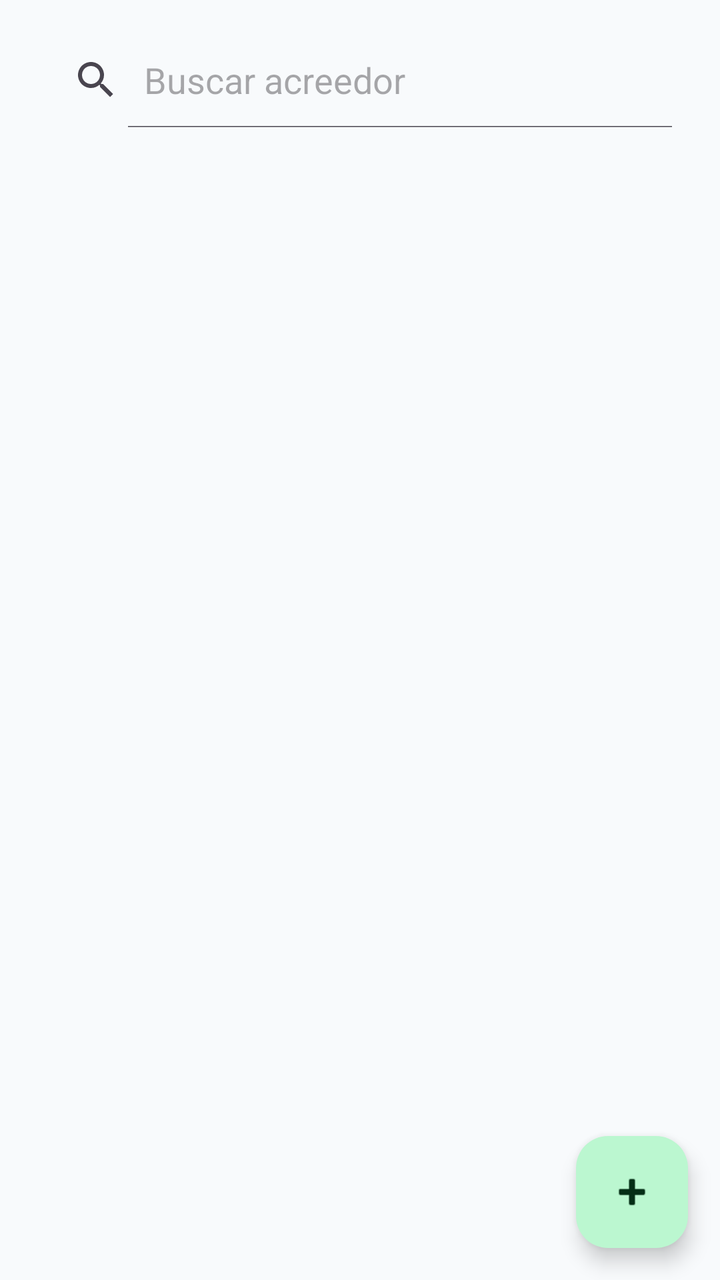
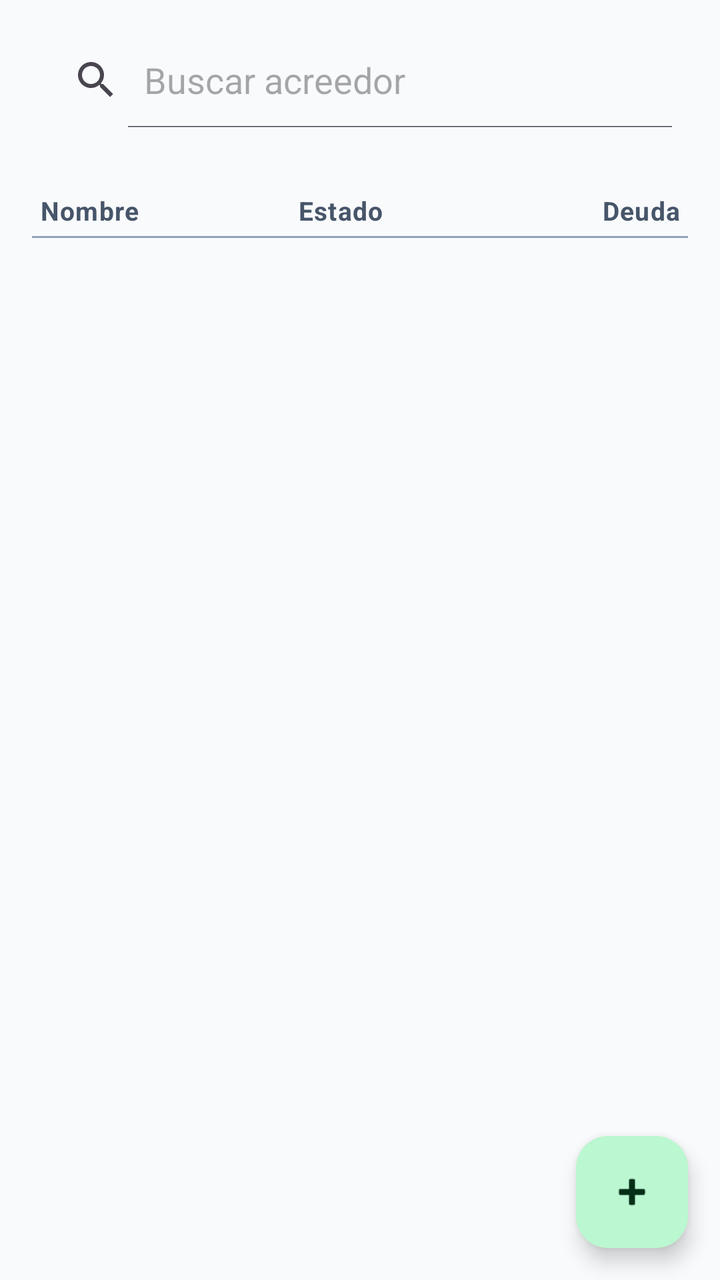

Compare the two renders of this Android layout. The source of the first and the diff that turns it into the second are given below.
<!-- AndroidManifest.xml: application theme Theme.Entradas -->
<!-- res/layout/tab_config_acreedores.xml -->
<?xml version="1.0" encoding="utf-8"?>
<androidx.coordinatorlayout.widget.CoordinatorLayout xmlns:android="http://schemas.android.com/apk/res/android"
    xmlns:app="http://schemas.android.com/apk/res-auto"
    android:layout_width="match_parent"
    android:layout_height="match_parent">

    <LinearLayout
        android:orientation="vertical"
        android:layout_width="match_parent"
        android:layout_height="match_parent"
        android:padding="16dp">

        <SearchView
            android:id="@+id/svAcreedores"
            android:layout_width="match_parent"
            android:layout_height="wrap_content"
            android:queryHint="Buscar acreedor"
            android:iconifiedByDefault="false" />

        <TextView android:id="@+id/tvAcreedoresInfo"
            android:layout_width="match_parent"
            android:layout_height="wrap_content"
            android:layout_marginTop="8dp"
            android:textAppearance="@style/TextAppearance.Entradas.Support" />

        <androidx.recyclerview.widget.RecyclerView
            android:id="@+id/rvConfigAcreedores"
            android:layout_width="match_parent"
            android:layout_height="0dp"
            android:layout_weight="1"
            android:layout_marginTop="8dp"
            android:clipToPadding="false"
            android:paddingBottom="80dp" />

        <TextView android:id="@+id/tvAcreedoresError"
            android:layout_width="match_parent"
            android:layout_height="wrap_content"
            android:layout_marginTop="8dp" />
    </LinearLayout>

    <com.google.android.material.floatingactionbutton.FloatingActionButton
        android:id="@+id/fabAcreedorAdd"
        android:layout_width="wrap_content"
        android:layout_height="wrap_content"
        android:layout_gravity="bottom|end"
        android:layout_margin="16dp"
        android:contentDescription="Agregar acreedor"
        app:srcCompat="@android:drawable/ic_input_add" />
</androidx.coordinatorlayout.widget.CoordinatorLayout>
<!-- resources referenced by this layout -->
<resources>
  <style name="TextAppearance.Entradas.Support" parent="TextAppearance.Material3.BodySmall">
          <item name="android:textColor">?attr/colorOnSurfaceVariant</item>
      </style>
  <color name="primary">#15803D</color>
  <color name="on_primary">#FFFFFF</color>
  <color name="primary_container">#BBF7D0</color>
  <color name="on_primary_container">#052E16</color>
  <color name="secondary">#475569</color>
  <color name="on_secondary">#FFFFFF</color>
  <color name="secondary_container">#E2E8F0</color>
  <color name="on_secondary_container">#0F172A</color>
  <color name="tertiary">#B45309</color>
  <color name="on_tertiary">#FFFFFF</color>
  <color name="tertiary_container">#FDE68A</color>
  <color name="on_tertiary_container">#451A03</color>
  <color name="error">#B3261E</color>
  <color name="on_error">#FFFFFF</color>
  <color name="error_container">#F9DEDC</color>
  <color name="on_error_container">#410E0B</color>
  <color name="background">#F8FAFC</color>
  <color name="surface">#F8FAFC</color>
  <color name="on_surface">#0F172A</color>
  <color name="surface_variant">#E2E8F0</color>
  <color name="on_surface_variant">#475569</color>
  <color name="outline">#94A3B8</color>
  <color name="on_background">#0F172A</color>
  <color name="outline_variant">#CBD5E1</color>
  <color name="surface_container_lowest">#FFFFFF</color>
  <color name="surface_container_low">#F1F5F9</color>
  <color name="surface_container">#E9EEF4</color>
  <color name="surface_container_high">#E2E8F0</color>
  <color name="surface_container_highest">#CBD5E1</color>
  <color name="surface_bright">#F8FAFC</color>
  <color name="surface_dim">#DCE3EC</color>
  <style name="Widget.Entradas.Button" parent="Widget.Material3.Button" />
  <style name="Widget.Entradas.TextInput" parent="Widget.Material3.TextInputLayout.OutlinedBox">
          <item name="shapeAppearanceOverlay">@style/Shape.Entradas.TextInput</item>
      </style>
  <style name="Widget.Entradas.Card" parent="Widget.Material3.CardView.Outlined">
          <item name="cardElevation">0dp</item>
          <item name="strokeWidth">1dp</item>
          <item name="strokeColor">?attr/colorOutlineVariant</item>
          <item name="cornerRadius">12dp</item>
      </style>
  <style name="Widget.Entradas.Toolbar" parent="Widget.Material3.Toolbar">
          <item name="titleTextAppearance">@style/TextAppearance.Entradas.SectionTitle</item>
      </style>
  <style name="ThemeOverlay.Entradas.Dialog" parent="ThemeOverlay.Material3.MaterialAlertDialog">
          <item name="shapeAppearanceMediumComponent">@style/Shape.Entradas.Dialog</item>
      </style>
  <style name="Theme.Entradas.BottomSheet" parent="ThemeOverlay.Material3.BottomSheetDialog">
          <item name="bottomSheetStyle">@style/Widget.Entradas.BottomSheet</item>
      </style>
  <style name="Shape.Entradas.TextInput" parent="ShapeAppearance.Material3.SmallComponent">
          <item name="cornerFamily">rounded</item>
          <item name="cornerSize">12dp</item>
      </style>
  <style name="TextAppearance.Entradas.SectionTitle" parent="TextAppearance.Material3.TitleMedium">
          <item name="android:textStyle">bold</item>
      </style>
  <style name="Shape.Entradas.Dialog" parent="ShapeAppearance.Material3.MediumComponent">
          <item name="cornerFamily">rounded</item>
          <item name="cornerSize">24dp</item>
      </style>
  <style name="Widget.Entradas.BottomSheet" parent="Widget.Material3.BottomSheet">
          <item name="shapeAppearance">@style/Shape.Entradas.Sheet</item>
      </style>
  <style name="Shape.Entradas.Sheet" parent="ShapeAppearance.Material3.LargeComponent">
          <item name="cornerFamily">rounded</item>
          <item name="cornerSizeTopLeft">24dp</item>
          <item name="cornerSizeTopRight">24dp</item>
          <item name="cornerSizeBottomLeft">0dp</item>
          <item name="cornerSizeBottomRight">0dp</item>
      </style>
  <!-- unchanged entries left out for length: 1 -->
</resources>

<!-- the commit's change to res/layout/tab_config_acreedores.xml (unified diff, before → after) -->
@@ -23,12 +23,57 @@
             android:layout_marginTop="8dp"
             android:textAppearance="@style/TextAppearance.Entradas.Support" />
 
+        <LinearLayout
+            android:orientation="horizontal"
+            android:gravity="center_vertical"
+            android:paddingStart="4dp"
+            android:paddingEnd="4dp"
+            android:layout_width="match_parent"
+            android:layout_height="wrap_content"
+            android:layout_marginTop="8dp">
+
+            <TextView
+                android:layout_width="0dp"
+                android:layout_height="wrap_content"
+                android:layout_weight="1"
+                android:text="Nombre"
+                android:textStyle="bold"
+                android:textSize="13sp"
+                android:textAppearance="@style/TextAppearance.Entradas.Support" />
+
+            <TextView
+                android:layout_width="@dimen/acreedor_estado_w"
+                android:layout_height="wrap_content"
+                android:layout_marginStart="8dp"
+                android:gravity="center"
+                android:text="Estado"
+                android:textStyle="bold"
+                android:textSize="13sp"
+                android:textAppearance="@style/TextAppearance.Entradas.Support" />
+
+            <TextView
+                android:layout_width="@dimen/acreedor_monto_w"
+                android:layout_height="wrap_content"
+                android:layout_marginStart="8dp"
+                android:gravity="end"
+                android:text="Deuda"
+                android:textStyle="bold"
+                android:textSize="13sp"
+                android:textAppearance="@style/TextAppearance.Entradas.Support" />
+        </LinearLayout>
+
+        <View
+            android:layout_width="match_parent"
+            android:layout_height="1dp"
+            android:layout_marginTop="4dp"
+            android:background="?attr/colorOutline" />
+
         <androidx.recyclerview.widget.RecyclerView
             android:id="@+id/rvConfigAcreedores"
             android:layout_width="match_parent"
             android:layout_height="0dp"
             android:layout_weight="1"
-            android:layout_marginTop="8dp"
+            android:layout_marginTop="4dp"
             android:clipToPadding="false"
             android:paddingBottom="80dp" />
 
<!-- resource entries referenced after the edit -->
@@ -1,5 +1,7 @@
 <!-- resources referenced by this layout -->
 <resources>
+  <dimen name="acreedor_estado_w">92dp</dimen>
+  <dimen name="acreedor_monto_w">116dp</dimen>
   <style name="TextAppearance.Entradas.Support" parent="TextAppearance.Material3.BodySmall">
           <item name="android:textColor">?attr/colorOnSurfaceVariant</item>
       </style>
